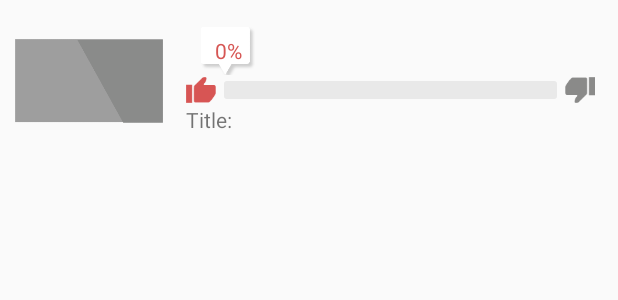
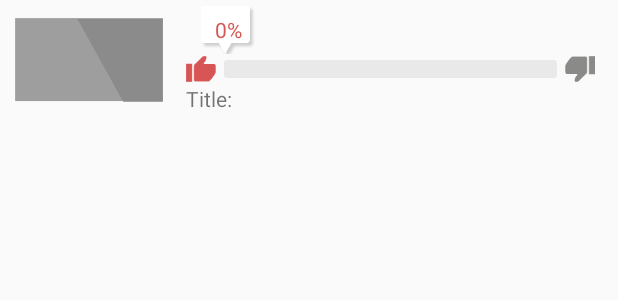
Before and after one commit to openhack-redfan/redfan-android, an Android app: the layout listitem_video.xml on its own in the app's theme, with its tools: preview values and no code run, on a phone screen of 412 x 824 dp. Shown: the top 300 px of the screen. Run offline under Robolectric (Android 15) with nearby library versions, the light colour scheme and no system bars; Roboto replaces fonts that are not available here.

Commit message:
세부 웨젯 아이디 추가 및 레이아웃 조정

```diff
--- a/RedFanApp/app/src/main/res/layout/fragment_total_view4.xml
+++ b/RedFanApp/app/src/main/res/layout/fragment_total_view4.xml
@@ -46,6 +46,7 @@
         android:orientation="horizontal">
 
         <TextView
+            android:id="@+id/channel_description"
             android:layout_width="0dp"
             android:layout_weight="1"
             android:layout_height="wrap_content"
@@ -62,6 +63,7 @@
             android:orientation="vertical"
             android:layout_margin="10dp">
             <TextView
+                android:id="@+id/channel_opened"
                 android:layout_width="match_parent"
                 android:layout_height="wrap_content"
                 android:gravity="right"
@@ -71,6 +73,7 @@
                 tools:ignore="MissingPrefix" />
 
             <TextView
+                android:id="@+id/channel_sub"
                 android:layout_width="match_parent"
                 android:layout_height="wrap_content"
                 android:gravity="right"
@@ -80,6 +83,7 @@
                 tools:ignore="MissingPrefix" />
 
             <TextView
+                android:id="@+id/channel_videonum"
                 android:layout_width="match_parent"
                 android:layout_height="wrap_content"
                 android:gravity="right"
--- a/RedFanApp/app/src/main/res/layout/listitem_video.xml
+++ b/RedFanApp/app/src/main/res/layout/listitem_video.xml
@@ -14,7 +14,7 @@
         <ImageView
             android:id="@+id/imgThumbnail"
             android:layout_width="wrap_content"
-            android:layout_height="108dp"
+            android:layout_height="80dp"
             android:layout_marginLeft="10dp"
             android:layout_marginRight="0dp"
             android:layout_weight="1"
```
